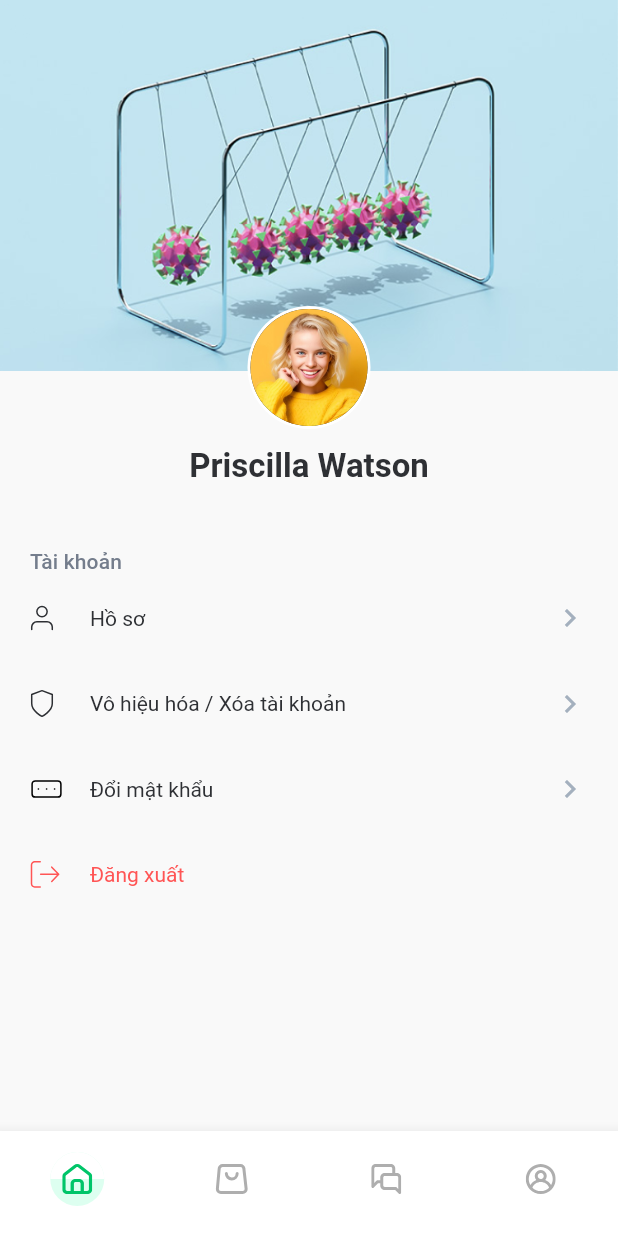
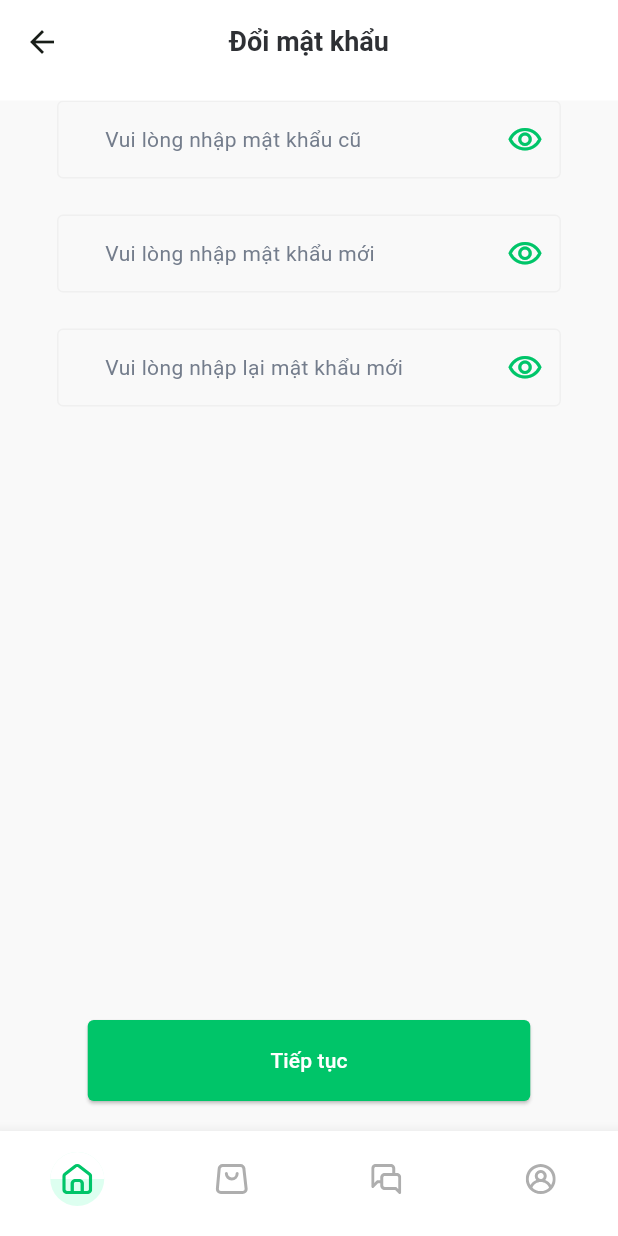
Before and after one commit to thoghoaq/CapstoneFA23, a Flutter app: the ProfilePage screen opened by its route, after a tap on "Đổi mật khẩu", on a phone screen of 412 x 824 dp. Run offline on Flutter 3.47's test engine with Material 2 defaults, Android fonts, the phone set to English and light mode, and no system bars; our stand-ins replace flutter_svg, go_router, pinput, responsive_framework; Roboto replaces fonts that are missing (SFUIText); project files that could hold a hidden picture were left out.

Commit message:
change password page

```diff
--- /dev/null
+++ b/capstone_fa23_customer/lib/pages/change_password_page.dart
@@ -0,0 +1,101 @@
+import 'package:design_kit/material.dart';
+import 'package:flutter/material.dart';
+
+class ChangePasswordPage extends StatefulWidget {
+  const ChangePasswordPage({super.key});
+
+  @override
+  State<ChangePasswordPage> createState() => _ChangePasswordPageState();
+}
+
+class _ChangePasswordPageState extends State<ChangePasswordPage> {
+  final TextEditingController _inputPasswordController =
+      TextEditingController();
+  bool _isShowPassword = false;
+  void toggleShowPassword() {
+    setState(() {
+      _isShowPassword = !_isShowPassword;
+    });
+  }
+
+  final TextEditingController _inputOldPasswordController =
+      TextEditingController();
+  bool _isShowOldPassword = false;
+  void toggleShowOldPassword() {
+    setState(() {
+      _isShowOldPassword = !_isShowOldPassword;
+    });
+  }
+
+  final TextEditingController _inputConfirmPasswordController =
+      TextEditingController();
+  bool _isShowConfirmPassword = false;
+  void toggleShowConfirmPassword() {
+    setState(() {
+      _isShowConfirmPassword = !_isShowConfirmPassword;
+    });
+  }
+
+  @override
+  Widget build(BuildContext context) {
+    return Scaffold(
+      appBar: const DAppBar(title: "Đổi mật khẩu"),
+      body: Column(children: [
+        const SizedBox(width: double.infinity),
+        DTextBox(
+          hintText: "Vui lòng nhập mật khẩu cũ",
+          controller: _inputOldPasswordController,
+          suffixIcon: GestureDetector(
+            onTap: () => toggleShowOldPassword(),
+            child: Icon(
+                !_isShowOldPassword
+                    ? Icons.visibility_outlined
+                    : Icons.visibility_off_outlined,
+                color: Theme.of(context).colorScheme.primary),
+          ),
+          obscureText: !_isShowOldPassword,
+        ),
+        const SizedBox(height: 16),
+        DTextBox(
+          hintText: "Vui lòng nhập mật khẩu mới",
+          controller: _inputPasswordController,
+          suffixIcon: GestureDetector(
+            onTap: () => toggleShowPassword(),
+            child: Icon(
+                !_isShowPassword
+                    ? Icons.visibility_outlined
+                    : Icons.visibility_off_outlined,
+                color: Theme.of(context).colorScheme.primary),
+          ),
+          obscureText: !_isShowPassword,
+        ),
+        const SizedBox(height: 16),
+        DTextBox(
+          hintText: "Vui lòng nhập lại mật khẩu mới",
+          controller: _inputConfirmPasswordController,
+          suffixIcon: GestureDetector(
+            onTap: () => toggleShowConfirmPassword(),
+            child: Icon(
+                !_isShowConfirmPassword
+                    ? Icons.visibility_outlined
+                    : Icons.visibility_off_outlined,
+                color: Theme.of(context).colorScheme.primary),
+          ),
+          obscureText: !_isShowConfirmPassword,
+        ),
+        Expanded(
+          child: Align(
+            alignment: Alignment.bottomCenter,
+            child: Padding(
+              padding: const EdgeInsets.symmetric(vertical: 20),
+              child: DPrimaryButton(
+                text: "Tiếp tục",
+                onPressed: () {},
+              ),
+            ),
+          ),
+        )
+      ]),
+    );
+  }
+}
--- a/capstone_fa23_customer/lib/pages/profile_page.dart
+++ b/capstone_fa23_customer/lib/pages/profile_page.dart
@@ -97,7 +97,9 @@ class ProfilePage extends StatelessWidget {
                       Icons.navigate_next,
                       color: DColors.gray3,
                     ),
-                    onTap: () {},
+                    onTap: () {
+                      context.push("/profile/changePassword");
+                    },
                   ),
                   ProfileListTile(
                     title: Text("Đăng xuất",
--- a/capstone_fa23_customer/lib/routes/router.dart
+++ b/capstone_fa23_customer/lib/routes/router.dart
@@ -1,3 +1,4 @@
+import 'package:capstone_fa23_customer/pages/change_password_page.dart';
 import 'package:capstone_fa23_customer/pages/home_page.dart';
 import 'package:capstone_fa23_customer/pages/login_page.dart';
 import 'package:capstone_fa23_customer/pages/logo_page.dart';
@@ -37,6 +38,11 @@ final router = GoRouter(
                     path: "update",
                     builder: (context, state) => UpdateProfilePage(),
                   ),
+                  GoRoute(
+                    name: "changePassword",
+                    path: "changePassword",
+                    builder: (context, state) => const ChangePasswordPage(),
+                  ),
                 ],
               )
             ],
--- a/design_kit/lib/src/material/text_box.dart
+++ b/design_kit/lib/src/material/text_box.dart
@@ -24,7 +24,7 @@ class DTextBox extends StatelessWidget {
   Widget build(BuildContext context) {
     return SizedBox(
       width: 336,
-      height: 90,
+      height: label != null ? 90 : 60,
       child: Column(
         crossAxisAlignment: CrossAxisAlignment.start,
         children: [
```
